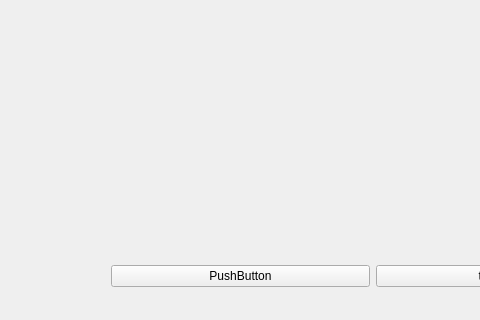
Above: F2837xS GUI/f2837xsgui.ui from hitimr/F283xS_GUI before the change; both pictures show x 165 to 645 and y 410 to 730 of the 1076 by 730 pixel window. Below: the same form after it.
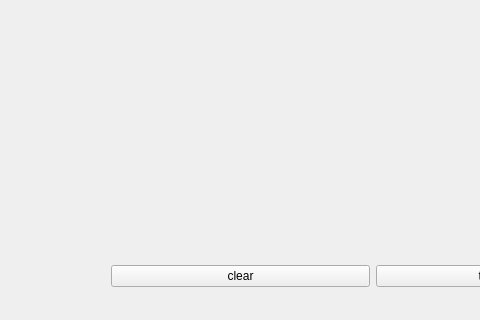
That is the form after the change.

```diff
--- a/F2837xS GUI/f2837xsgui.ui
+++ b/F2837xS GUI/f2837xsgui.ui
@@ -37,7 +37,7 @@
       <item row="2" column="4">
        <widget class="QPushButton" name="clearMessabeBoxButton">
         <property name="text">
-         <string>PushButton</string>
+         <string>clear</string>
         </property>
        </widget>
       </item>
```
